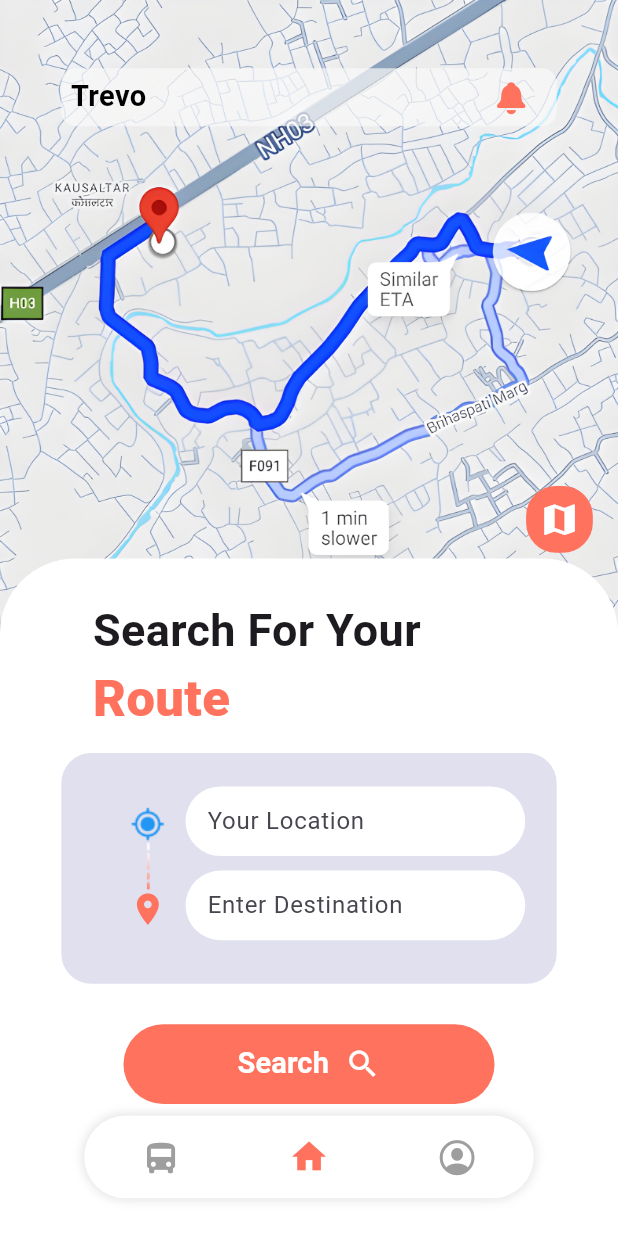
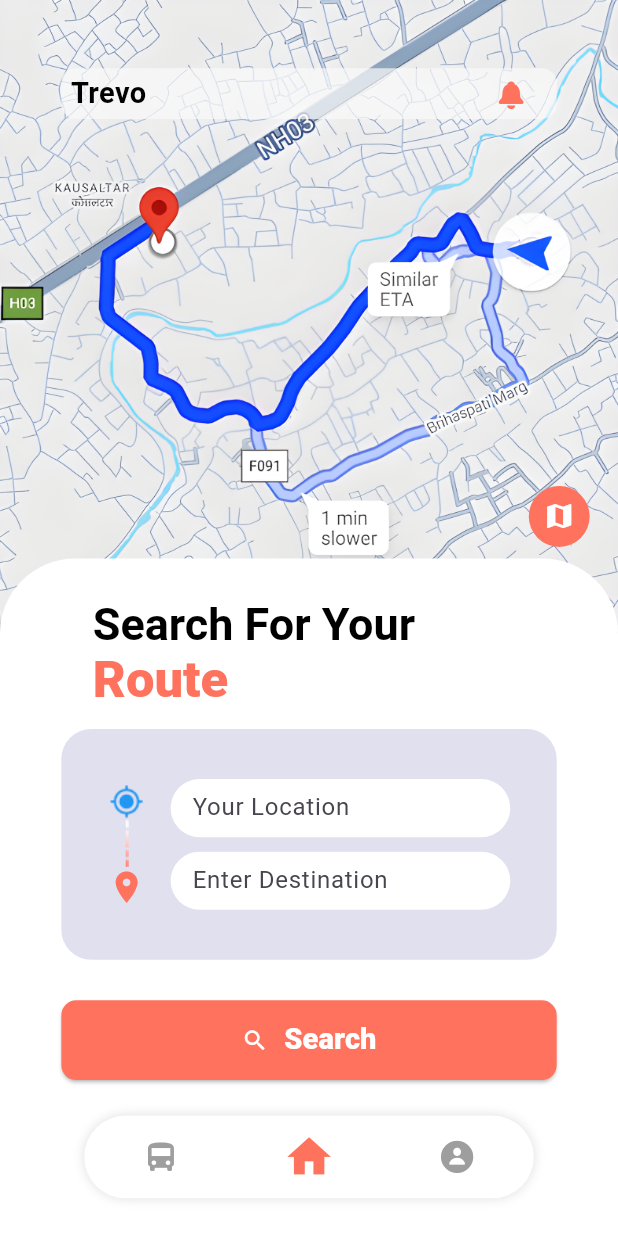
Before and after one commit to rabin2059/busDrive, a Flutter app: the screen it shows after launch, after a tap on "Get Started", on a phone screen of 412 x 824 dp. Run offline on Flutter 3.47's test engine with Material 3 defaults, Android fonts, the phone set to English and light mode, and no system bars; our stand-ins replace flutter_screenutil, font_awesome_flutter, geolocator, go_router, google_fonts, google_maps_flutter; Roboto replaces fonts that are missing (Mukta).

Commit message:
(Fixed)Line Height and some design

```diff
--- a/busdrive/lib/Navigation Button/navigation.dart
+++ b/busdrive/lib/Navigation Button/navigation.dart
@@ -30,6 +30,26 @@ class _NavigationState extends State<Navigation> {
     });
   }
 
+  Widget _buildIconButton(
+    IconData iconData,
+    int index,
+    bool isSelected,
+  ) {
+    return Material(
+      color: Colors.transparent, // Ensure no background color is applied
+      child: IconButton(
+        onPressed: () => _onItemTapped(index),
+        icon: Icon(
+          iconData,
+          size: isSelected ? 36.h : 26.h, // Increase size when selected
+          color: isSelected ? const Color(0xFFFF725E) : Colors.grey,
+        ),
+        highlightColor: Colors.transparent, // Avoid color change on press
+        splashColor: Colors.transparent,    // Avoid splash color
+      ),
+    );
+  }
+
   @override
   Widget build(BuildContext context) {
     return Scaffold(
@@ -37,7 +57,8 @@ class _NavigationState extends State<Navigation> {
         children: [
           PageView(
             controller: _pageController,
-            physics: const NeverScrollableScrollPhysics(), // Disable swipe gestures
+            physics:
+                const NeverScrollableScrollPhysics(), // Disable swipe gestures
             onPageChanged: (index) {
               setState(() {
                 _selectedIndex = index;
@@ -61,47 +82,23 @@ class _NavigationState extends State<Navigation> {
                     boxShadow: [
                       BoxShadow(
                         color: Colors.grey.withOpacity(0.3),
-                        spreadRadius: 1,
+                        spreadRadius: 0.5,
                         blurRadius: 5,
-                        offset: const Offset(0, 0), // changes position of shadow
+                        offset:
+                            const Offset(0, 0), // changes position of shadow
                       ),
-                    ], // Rounded corners
+                    ],
                   ),
                   child: Padding(
                     padding: EdgeInsets.symmetric(horizontal: 26.w),
                     child: Row(
                       mainAxisAlignment: MainAxisAlignment.spaceBetween,
                       children: [
-                        IconButton(
-                          onPressed: () => _onItemTapped(0),
-                          icon: Icon(
-                            CupertinoIcons.bus,
-                            size: 28.h,
-                            color: _selectedIndex == 0
-                                ? const Color(0xFFFF725E)
-                                : Colors.grey,
-                          ),
-                        ),
-                        IconButton(
-                          onPressed: () => _onItemTapped(1),
-                          icon: Icon(
-                            Icons.home,
-                            size: 28.h,
-                            color: _selectedIndex == 1
-                                ? const Color(0xFFFF725E)
-                                : Colors.grey,
-                          ),
-                        ),
-                        IconButton(
-                          onPressed: () => _onItemTapped(2),
-                          icon: Icon(
-                            CupertinoIcons.profile_circled,
-                            size: 28.h,
-                            color: _selectedIndex == 2
-                                ? const Color(0xFFFF725E)
-                                : Colors.grey,
-                          ),
-                        ),
+                        _buildIconButton(
+                            CupertinoIcons.bus, 0, _selectedIndex == 0),
+                        _buildIconButton(Icons.home, 1, _selectedIndex == 1),
+                        _buildIconButton(CupertinoIcons.person_circle_fill, 2,
+                            _selectedIndex == 2),
                       ],
                     ),
                   ),
--- a/busdrive/lib/Screens/get_started.dart
+++ b/busdrive/lib/Screens/get_started.dart
@@ -56,18 +56,20 @@ class _GetStartedState extends State<GetStarted> {
                         textStyle: TextStyle(
                           fontSize: 24.sp,
                           fontWeight: FontWeight.w900,
+                          height: 1.1.h
                         ),
                       ),
                       textAlign: TextAlign.center,
                     ),
                     SizedBox(
-                      height: 5.h,
+                      height: 7.h,
                     ),
                     Text(
                       "The location of the bus you want at \n your pocket",
                       style: TextStyle(
                           fontSize: 12.sp,
                           fontWeight: FontWeight.w600,
+                          height: 1.3.h,
                           color: const Color(0x82828282)),
                       textAlign: TextAlign.center,
                     ),
--- a/busdrive/lib/Screens/home_screen.dart
+++ b/busdrive/lib/Screens/home_screen.dart
@@ -197,20 +197,22 @@ class _HomeScreenState extends State<HomeScreen> {
             ),
           Positioned(
             top: 335.h,
-            right: 16.w,
+            right: 18.w,
             child: Container(
-              height: 46.h,
-              width: 46.h,
-              decoration: BoxDecoration(
-                color: const Color(0xFFFF725E),
-                borderRadius: BorderRadius.circular(20),
-              ),
+              height: 42.h,
+              width: 42.h,
+              decoration: const BoxDecoration(
+                  color: Color(0xFFFF725E), shape: BoxShape.circle),
               child: Center(
                 child: IconButton(
                   onPressed: () {
                     _getCurrentLocation(true); // Called from the map icon
                   },
-                  icon: Icon(Icons.map, color: Colors.white, size: 28.h,),
+                  icon: Icon(
+                    Icons.map,
+                    color: Colors.white,
+                    size: 22.h,
+                  ),
                 ),
               ),
             ),
@@ -220,11 +222,19 @@ class _HomeScreenState extends State<HomeScreen> {
               top: 47.h,
               left: 39.w,
               child: Container(
-                height: 40.h,
+                height: 35.h,
                 width: 315.w,
                 decoration: BoxDecoration(
                   color: const Color(0xB3F9F9F9),
                   borderRadius: BorderRadius.circular(10),
+                  boxShadow: [
+                    BoxShadow(
+                      color: Colors.white
+                          .withOpacity(0.1), // Adjust opacity for shadow effect
+                      offset: const Offset(0, 4), // Position of the shadow
+                      blurRadius: 10, // Blur effect of the shadow
+                    ),
+                  ],
                 ),
                 child: Padding(
                   padding: EdgeInsets.symmetric(horizontal: 6.w),
@@ -244,9 +254,10 @@ class _HomeScreenState extends State<HomeScreen> {
                       Center(
                         child: IconButton(
                           onPressed: () {},
-                          icon: const Icon(
+                          icon: Icon(
                             CupertinoIcons.bell_fill,
-                            color: Color(0xFFFF725E),
+                            size: 20.w,
+                            color: const Color(0xFFFF725E),
                           ),
                         ),
                       ),
@@ -255,6 +266,8 @@ class _HomeScreenState extends State<HomeScreen> {
                 ),
               ),
             ),
+          // Other imports and class definition
+
           if (!isFocused)
             Positioned(
               bottom: 0.h,
@@ -275,26 +288,30 @@ class _HomeScreenState extends State<HomeScreen> {
                     children: [
                       Padding(
                         padding: EdgeInsets.only(left: 20.w),
-                        child: Text(
-                          'Search For Your',
+                        child: RichText(
+                          text: TextSpan(
+                            children: [
+                              TextSpan(
+                                text: 'Search For Your ',
                                 style: GoogleFonts.roboto(
                                   textStyle: TextStyle(
                                     fontSize: 31.sp,
                                     fontWeight: FontWeight.w600,
+                                    color: Colors.black,
                                   ),
                                 ),
                               ),
-                      ),
-                      Padding(
-                        padding: EdgeInsets.only(left: 20.w),
-                        child: Text(
-                          'Route',
+                              TextSpan(
+                                text: 'Route',
                                 style: GoogleFonts.roboto(
                                   textStyle: TextStyle(
                                     fontSize: 35.sp,
                                     fontWeight: FontWeight.w900,
                                     color: const Color(0xFFFF725E),
                                   ),
+                                ),
+                              ),
+                            ],
                           ),
                         ),
                       ),
@@ -306,20 +323,16 @@ class _HomeScreenState extends State<HomeScreen> {
                           color: const Color(0xDBDBDBEC),
                           borderRadius: BorderRadius.circular(20),
                         ),
-                        child: Padding(
-                          padding: EdgeInsets.only(
-                              top: 23.h, bottom: 23.h, right: 20.w, left: 35.w),
+                        child: Center(
                           child: Row(
-                            mainAxisAlignment: MainAxisAlignment.spaceBetween,
+                            mainAxisAlignment: MainAxisAlignment.center,
                             children: [
-                              Padding(
-                                padding: EdgeInsets.only(top: 13.h, left: 8.w),
-                                child: Column(
+                              Column(
+                                mainAxisAlignment: MainAxisAlignment.center,
                                 children: [
                                   GestureDetector(
                                     onTap: () {
-                                        _getCurrentLocation(
-                                            false); // Called from the location.png image
+                                      _getCurrentLocation(false);
                                     },
                                     child: ColorFiltered(
                                       colorFilter: const ColorFilter.mode(
@@ -343,12 +356,13 @@ class _HomeScreenState extends State<HomeScreen> {
                                   ),
                                 ],
                               ),
-                              ),
+                              SizedBox(width: 16.w),
                               Column(
+                                mainAxisAlignment: MainAxisAlignment.center,
                                 children: [
                                   SizedBox(
                                     width: 216.w,
-                                    height: 48.h,
+                                    height: 40.h,
                                     child: TextFormField(
                                       controller: locationController,
                                       decoration: InputDecoration(
@@ -361,17 +375,15 @@ class _HomeScreenState extends State<HomeScreen> {
                                         ),
                                         hintText: 'Your Location',
                                         contentPadding: EdgeInsets.symmetric(
-                                            vertical: 10.h, horizontal: 10.w),
+                                            vertical: 8.h, horizontal: 10.w),
                                       ),
                                       readOnly: true,
                                     ),
                                   ),
-                                  SizedBox(
-                                    height: 10.h,
-                                  ),
+                                  SizedBox(height: 10.h),
                                   SizedBox(
                                     width: 216.w,
-                                    height: 48.h,
+                                    height: 40.h,
                                     child: TextFormField(
                                       controller: searchController,
                                       decoration: InputDecoration(
@@ -384,7 +396,7 @@ class _HomeScreenState extends State<HomeScreen> {
                                         ),
                                         hintText: 'Enter Destination',
                                         contentPadding: EdgeInsets.symmetric(
-                                            vertical: 10.h, horizontal: 10.w),
+                                            vertical: 8.h, horizontal: 10.w),
                                       ),
                                       onTap: () {
                                         setState(() {
@@ -402,35 +414,36 @@ class _HomeScreenState extends State<HomeScreen> {
                       SizedBox(height: 28.h),
                       if (!isFocused)
                         Center(
-                          child: Container(
-                            height: 55.h,
-                            width: 236.w,
-                            decoration: BoxDecoration(
-                              borderRadius: BorderRadius.circular(40),
-                              color: const Color(0xFFFF725E),
-                            ),
-                            child: MaterialButton(
+                          child: ElevatedButton(
                             onPressed: () => _navigateToMapScreen(
                               destination: _destinationPosition,
+                            ),
+                            style: ElevatedButton.styleFrom(
+                              backgroundColor:
+                                  const Color(0xFFFF725E), // Background color
+                              minimumSize: Size(236.w, 55.h), // Size
+                              shape: RoundedRectangleBorder(
+                                borderRadius: BorderRadius.circular(
+                                    10), // Rounded corners
+                              ),
                             ),
                             child: Row(
                               mainAxisAlignment: MainAxisAlignment.center,
                               children: [
+                                const Icon(
+                                  Icons.search,
+                                  color: Colors.white,
+                                ),
+                                SizedBox(width: 10.w),
                                 Text(
                                   "Search",
                                   style: TextStyle(
                                     color: Colors.white,
                                     fontSize: 20.sp,
-                                      fontWeight: FontWeight.w600,
+                                    fontWeight: FontWeight.w800,
                                   ),
                                 ),
-                                  SizedBox(width: 10.w),
-                                  const Icon(
-                                    Icons.search,
-                                    color: Colors.white,
-                                  ),
                               ],
-                              ),
                             ),
                           ),
                         ),
@@ -439,6 +452,7 @@ class _HomeScreenState extends State<HomeScreen> {
                 ),
               ),
             ),
+
           if (isFocused)
             Positioned(
               top: 10.h,
--- a/busdrive/lib/Screens/profile_screen.dart
+++ b/busdrive/lib/Screens/profile_screen.dart
@@ -49,8 +49,8 @@ class _ProfileScreenState extends State<ProfileScreen> {
                   bottom: 0,
                   right: 0,
                   child: Container(
-                    height: 35.h,
-                    width: 35.w,
+                    height: 32.h,
+                    width: 32.w,
                     decoration: BoxDecoration(
                       color: const Color(0xFFFF725E),
                       shape: BoxShape.circle,
@@ -63,7 +63,7 @@ class _ProfileScreenState extends State<ProfileScreen> {
                       onPressed: () {},
                       icon: const Icon(
                         Icons.edit,
-                        size: 19,
+                        size: 15,
                       ),
                     ),
                   ),
```
Also changed, not shown: 3 other files. Lines whose indentation alone changed are shown as unchanged.
